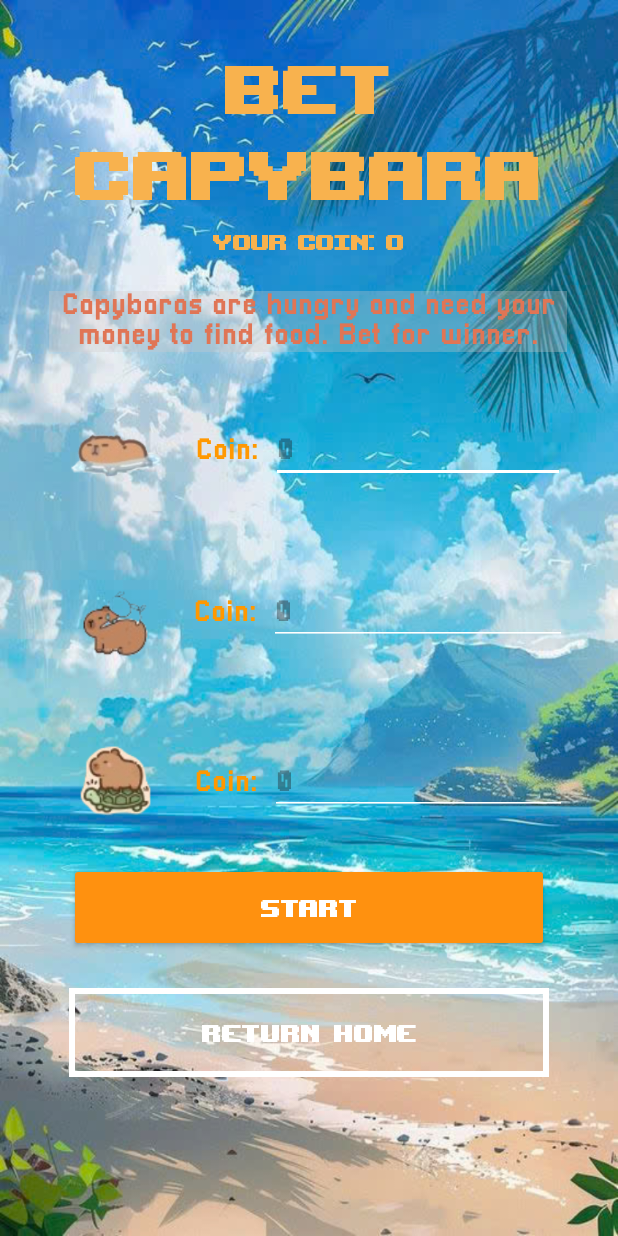
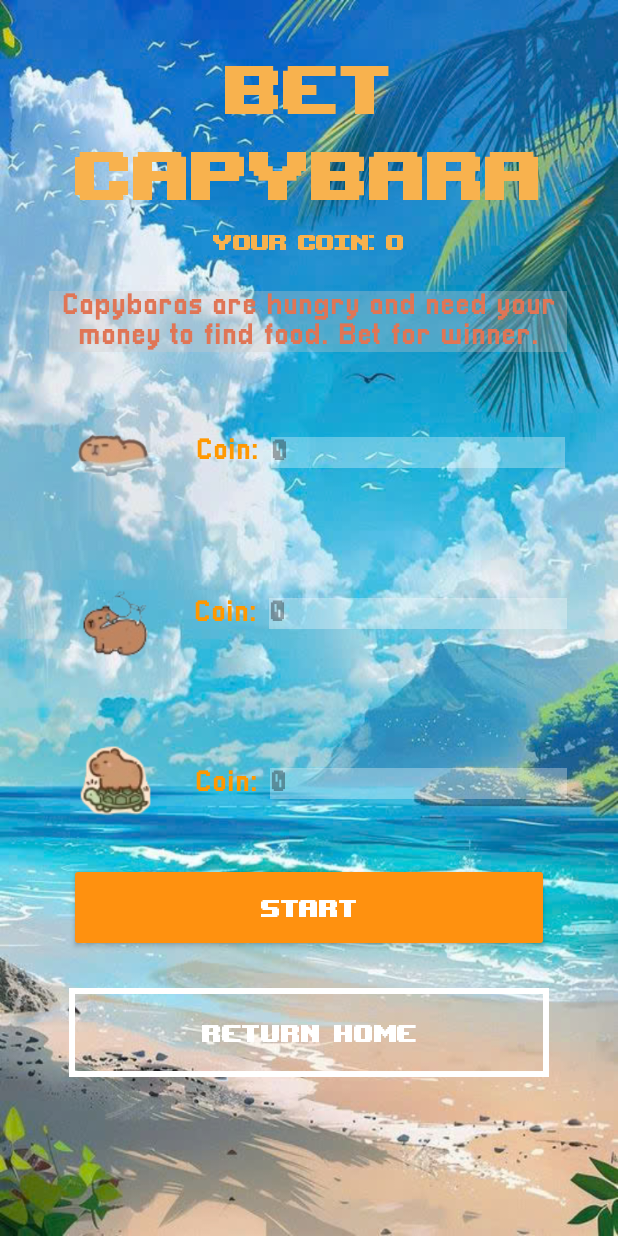
Before and after one commit to HaHasTeam/MiniGamePassmon, an Android app: the BetActivity screen opened directly, with no data from a screen before it, on a phone screen of 412 x 824 dp. Run offline under Robolectric (Android 15) with nearby library versions, the phone set to English and light mode, and no system bars.

Commit message:
chore: 🤖 update content

```diff
--- a/app/src/main/res/layout/activity_bet.xml
+++ b/app/src/main/res/layout/activity_bet.xml
@@ -119,6 +119,7 @@
                 android:layout_width="202dp"
                 android:layout_height="wrap_content"
                 android:layout_weight="1"
+                android:background="#50D0C8C8"
                 android:backgroundTint="@color/white"
                 android:ems="10"
                 android:fontFamily="@font/pixellari"
@@ -176,13 +177,14 @@
                 android:layout_width="202dp"
                 android:layout_height="wrap_content"
                 android:layout_weight="1"
+                android:background="#50D0C8C8"
                 android:backgroundTint="@color/white"
                 android:ems="10"
                 android:fontFamily="@font/pixellari"
                 android:hint="0"
                 android:inputType="numberSigned"
+
                 android:textColor="@color/white"
-
                 android:textSize="20sp" />
         </LinearLayout>
 
@@ -235,11 +237,12 @@
                 android:layout_width="202dp"
                 android:layout_height="wrap_content"
                 android:layout_weight="1"
+                android:background="#50D0C8C8"
                 android:backgroundTint="@color/white"
                 android:ems="10"
                 android:fontFamily="@font/pixellari"
+
                 android:hint="0"
-
                 android:inputType="numberSigned"
                 android:textColor="@color/white"
                 android:textSize="20sp" />
```
